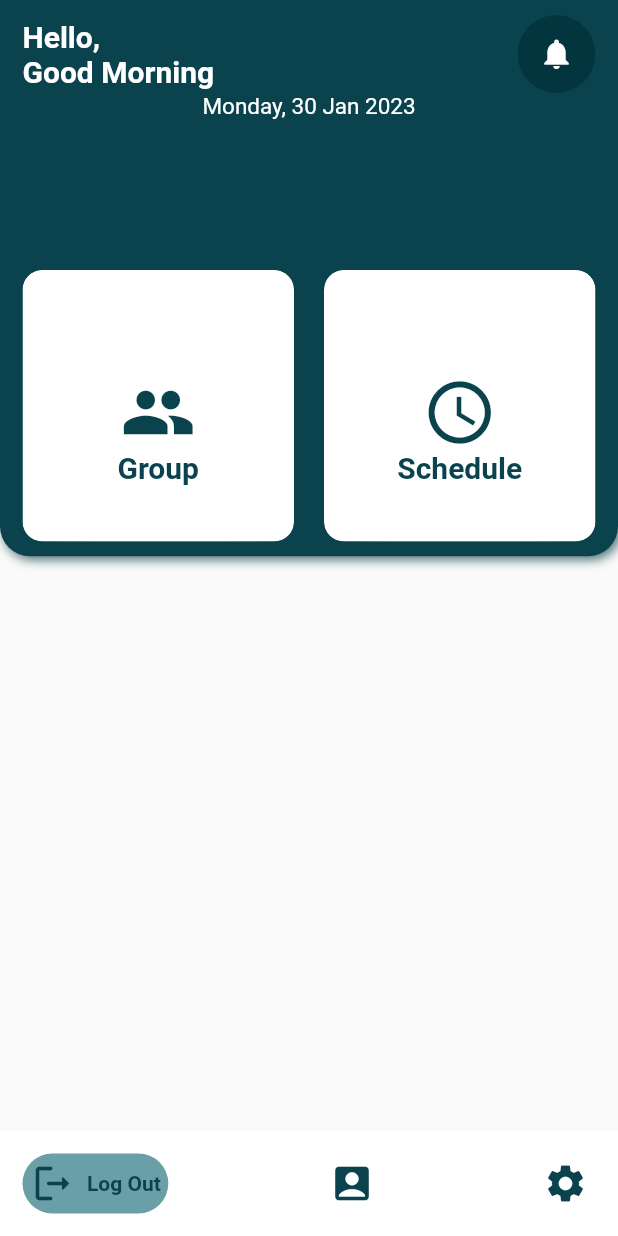
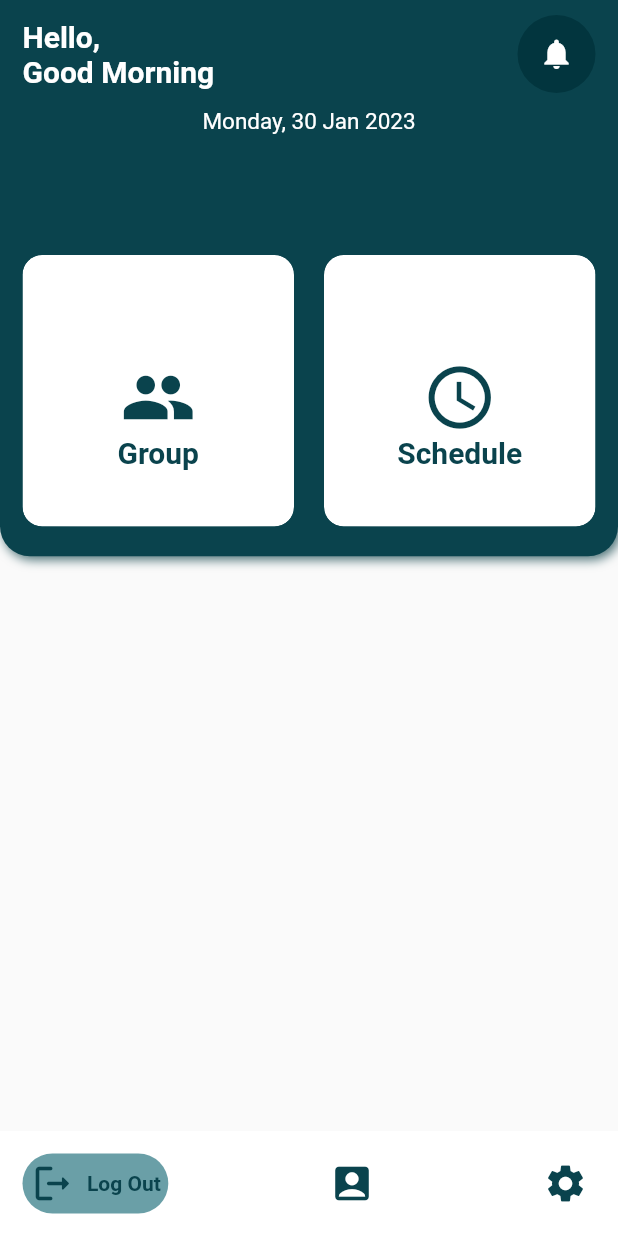
Before and after one commit to Mahdi-Hira53/SuperVision, a Flutter app: the HomeScreen screen opened directly, on a phone screen of 412 x 824 dp. Run offline on Flutter 3.47's test engine with Material 2 defaults, Android fonts, the phone set to English and light mode, and no system bars; drawn by our look-alikes of google_nav_bar; our stand-ins replace animated_splash_screen, cloud_firestore, file_picker, firebase_auth, firebase_core, firebase_storage and 2 more; accounts and stored records are empty; network calls fail; Roboto replaces fonts that are missing (Cairo).

Commit message:
multiple material app removed and added removed unnecessary HomePaage and fixed few spacing issues

```diff
--- a/lib/log_in/main_page.dart
+++ b/lib/log_in/main_page.dart
@@ -1,8 +1,7 @@
 import 'package:firebase_auth/firebase_auth.dart';
 import 'package:flutter/material.dart';
-import 'package:login/log_in/login.dart';
 import 'package:login/log_in/sign_in.dart';
-import 'package:login/teacher/home_page.dart';
+import 'package:login/teacher/home_screen.dart';
 
 class MainPage extends StatelessWidget {
   const MainPage({Key? key}) : super(key: key);
@@ -13,7 +12,7 @@ class MainPage extends StatelessWidget {
       stream: FirebaseAuth.instance.authStateChanges(),
       builder: (context, snapshot) {
         if (snapshot.hasData) {
-          return HomePage();
+          return const HomeScreen();
         } else {
           return signIn();
         }
--- a/lib/teacher/home_page.dart
+++ b/lib/teacher/home_page.dart
@@ -9,7 +9,7 @@ import 'home_screen.dart';
 
 
 class HomePage extends StatelessWidget {
-
+  const HomePage({super.key});
 
   @override
   Widget build(BuildContext context) {
@@ -19,7 +19,7 @@ class HomePage extends StatelessWidget {
         GlobalWidgetsLocalizations.delegate,
         GlobalCupertinoLocalizations.delegate,
       ],
-      supportedLocales: [
+      supportedLocales: const [
         Locale("en", "US"),
         Locale("bn", "BD"),
       ],
--- a/lib/teacher/home_screen.dart
+++ b/lib/teacher/home_screen.dart
@@ -2,8 +2,6 @@ import 'package:firebase_auth/firebase_auth.dart';
 import 'package:flutter/material.dart';
 import 'package:google_nav_bar/google_nav_bar.dart';
 import 'package:intl/intl.dart';
-import 'package:login/utility/constant_login.dart';
-import 'package:login/utility/reusable_button.dart';
 
 import '../schedule/schedule_page.dart';
 import 'color_all.dart';
@@ -48,7 +46,7 @@ class HomeScreen extends StatelessWidget {
           ),
           SafeArea(
             child: Padding(
-              padding: EdgeInsets.symmetric(horizontal: 15, vertical: 10),
+              padding: const EdgeInsets.symmetric(horizontal: 15, vertical: 10),
               child: Column(
                 children: [
                   Row(
@@ -71,19 +69,18 @@ class HomeScreen extends StatelessWidget {
                         child: Container(
                           height: 52,
                           width: 52,
-                          decoration: BoxDecoration(
+                          decoration: const BoxDecoration(
                             color: Color.fromARGB(255, 2, 53, 62),
                             shape: BoxShape.circle,
                           ),
                           child: Expanded(
                             child: IconButton(
-                              icon: Icon(
+                              icon: const Icon(
                                 Icons.notifications,
                                 color: Colors.white,
                               ),
                               onPressed: () {
                                 // Here we write a code for notification
-                                print(3);
                               },
                             ),
                           ),
@@ -93,11 +90,12 @@ class HomeScreen extends StatelessWidget {
                   ),
                   Column(
                     children: [
+                      const SizedBox(
+                        height: 10,
+                      ),
                       Text(
-                        //DateFormat("'EEEE, yyyy-MM-dd HH:mm:ss").format(DateTime.now()),
                         DateFormat('EEEE, dd MMM yyyy').format(DateTime.now()),
 
-                        //DateFormat.yMMMd().format(DateTime.now()),
                         style: const TextStyle(
                           fontFamily: 'Cairo',
                           fontSize: 15,
@@ -156,21 +154,20 @@ class HomeScreen extends StatelessWidget {
                       ),*/
                     ],
                   ),
-                  const Padding(
-                    padding: EdgeInsets.all(50),
+                  const SizedBox(
+                    height: 80,
                   ),
                   Expanded(
                     child: GridView.count(
                       crossAxisCount: 2,
                       crossAxisSpacing: 20,
                       mainAxisSpacing: 20,
-                      children: [
+                      children: const [
                         GroupHome(),
                         ScheduleHome(),
                       ],
                     ),
                   ),
-
                 ],
               ),
             ),
@@ -192,7 +189,7 @@ class BottomNavigationBar extends StatelessWidget {
       // for navigation
       color: Colors.white,
       child: Padding(
-        padding: EdgeInsets.symmetric(horizontal: 15.0, vertical: 15),
+        padding: const EdgeInsets.symmetric(horizontal: 15.0, vertical: 15),
         child: GNav(
           // for using google navigation
 
@@ -202,7 +199,7 @@ class BottomNavigationBar extends StatelessWidget {
           tabBackgroundColor: kTabBackgroundColor,
           gap: 8,
           // for creating gap between icon and text
-          padding: EdgeInsets.all(5),
+          padding: const EdgeInsets.all(5),
           tabs: [
             GButton(
               icon: Icons.logout_rounded,
@@ -217,9 +214,7 @@ class BottomNavigationBar extends StatelessWidget {
               icon: Icons.account_box,
               text: 'Profile',
               iconSize: 30,
-              onPressed: () {
-
-              },
+              onPressed: () {},
             ),
             GButton(
               icon: Icons.settings,
```
Also changed, not shown: lib/main.dart (+17 -5 lines), lib/splash_screen/splash.dart (+6 -5 lines), 6 other files.
